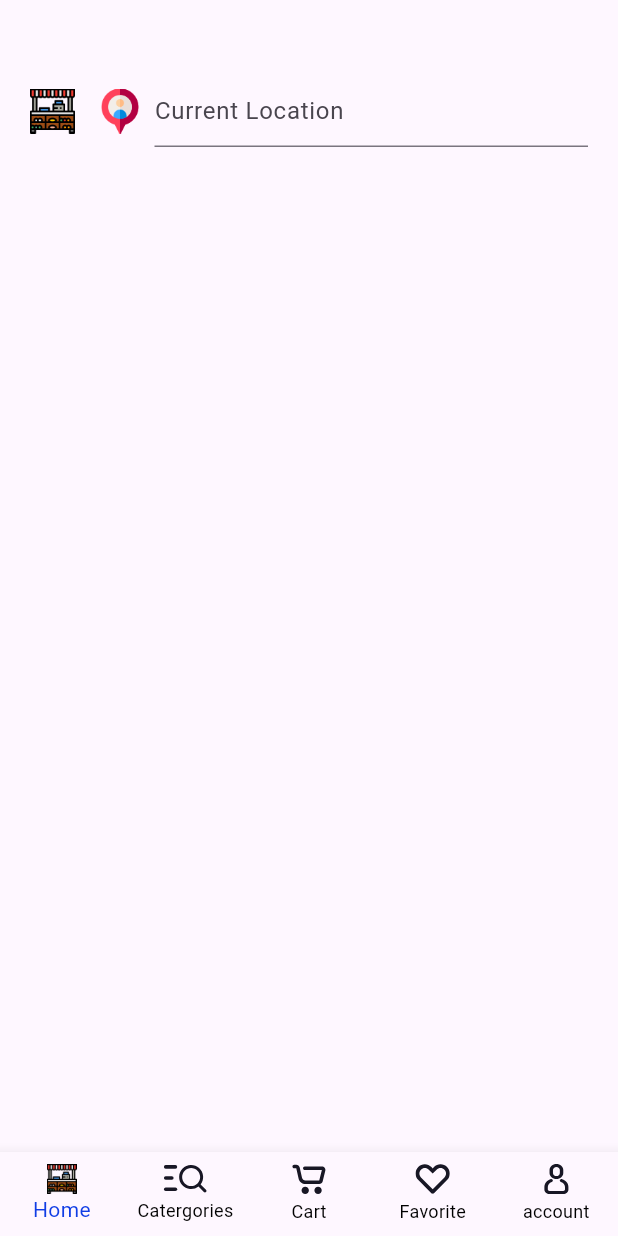
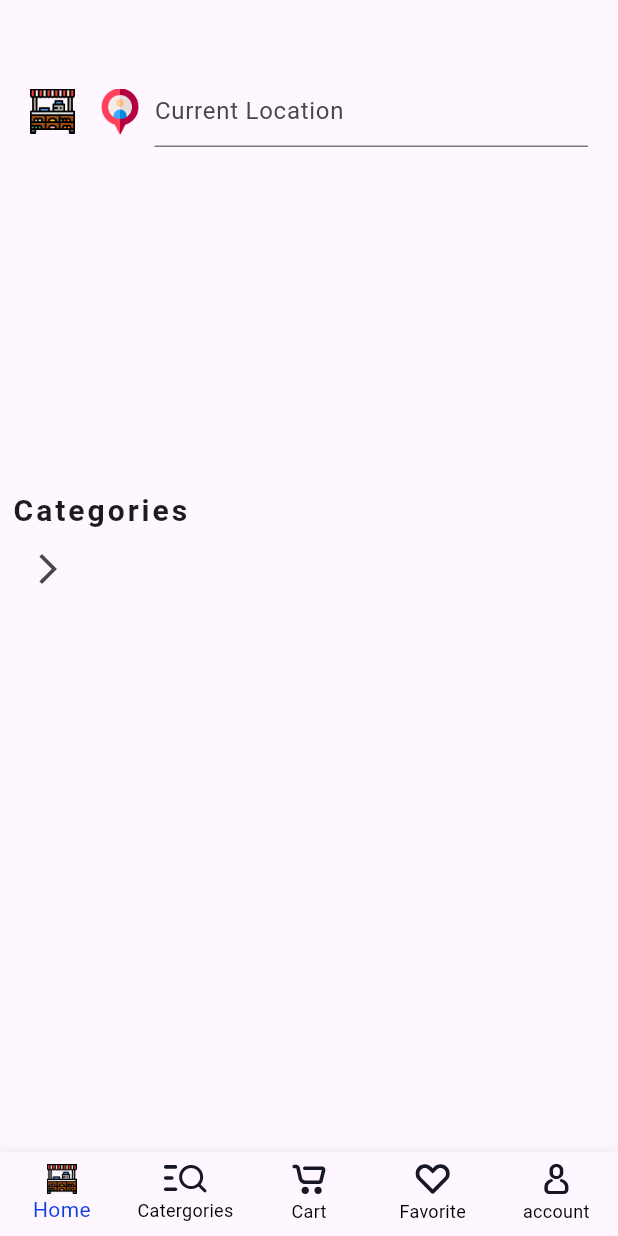
Before and after one commit to Parag18081994/shop_hub_store, a Flutter app: the MainScreen screen opened directly, on a phone screen of 412 x 824 dp. Run offline on Flutter 3.47's test engine with Material 3 defaults, Android fonts, the phone set to English and light mode, and no system bars; drawn by our look-alikes of carousel_slider; our stand-ins replace cloud_firestore, firebase_auth, firebase_core, firebase_storage, flutter_svg, geolocator and 3 more; accounts and stored records are empty.

Commit message:
Category screen

```diff
--- a/lib/views/screens/auth/login_screen.dart
+++ b/lib/views/screens/auth/login_screen.dart
@@ -35,6 +35,9 @@ class _LoginScreenState extends State<LoginScreen> {
             backgroundColor: Color.fromARGB(255, 12, 101, 173),
             colorText: Colors.white);
       } else {
+        setState(() {
+          _isLoading = false; // Stop the circular progress indicator
+        });
         Get.snackbar('Error occured', res.toString(),
             backgroundColor: Color.fromARGB(255, 12, 101, 173),
             colorText: Colors.white,
@@ -100,6 +103,7 @@ class _LoginScreenState extends State<LoginScreen> {
                 onChanged: (value) {
                   password = value;
                 },
+                obscureText: true,
                 validator: (value) {
                   if (value!.isEmpty) {
                     return "Please password must not be empty";
--- a/lib/views/screens/home_scren.dart
+++ b/lib/views/screens/home_scren.dart
@@ -1,5 +1,6 @@
 import 'package:flutter/material.dart';
 import 'package:shop_hub_store/views/screens/widget/banner_widget.dart';
+import 'package:shop_hub_store/views/screens/widget/category_text_widget.dart';
 import 'package:shop_hub_store/views/screens/widget/location_widget.dart';
 
 class HomeScreen extends StatefulWidget {
@@ -12,12 +13,17 @@ class HomeScreen extends StatefulWidget {
 class _HomeScreenState extends State<HomeScreen> {
   Widget build(BuildContext context) {
     return Column(
+      crossAxisAlignment: CrossAxisAlignment.start,
       children: [
         LocationWidget(),
         SizedBox(
           height: 10,
         ),
         BannerWidget(),
+        SizedBox(
+          height: 10,
+        ),
+        CategoryTextWidget(),
       ],
     );
   }
--- /dev/null
+++ b/lib/views/screens/widget/category_text_widget.dart
@@ -0,0 +1,72 @@
+import 'package:cloud_firestore/cloud_firestore.dart';
+import 'package:flutter/material.dart';
+
+class CategoryTextWidget extends StatefulWidget {
+  const CategoryTextWidget({Key? key});
+
+  @override
+  State<CategoryTextWidget> createState() => _CategoryTextWidgetState();
+}
+
+class _CategoryTextWidgetState extends State<CategoryTextWidget> {
+  Widget build(BuildContext context) {
+    final Stream<QuerySnapshot> _categoryStream =
+        FirebaseFirestore.instance.collection('categories').snapshots();
+    return Padding(
+      padding: const EdgeInsets.all(8.0),
+      child: Column(
+        crossAxisAlignment: CrossAxisAlignment.start,
+        children: [
+          Text(
+            'Categories',
+            style: TextStyle(
+                fontWeight: FontWeight.bold, letterSpacing: 2, fontSize: 20),
+          ),
+          StreamBuilder<QuerySnapshot>(
+            stream: _categoryStream,
+            builder:
+                (BuildContext context, AsyncSnapshot<QuerySnapshot> snapshot) {
+              if (snapshot.hasError) {
+                return Text('Something went wrong');
+              }
+
+              if (snapshot.connectionState == ConnectionState.waiting) {
+                return Text("Loading categories");
+              }
+
+              return SingleChildScrollView(
+                scrollDirection: Axis.horizontal,
+                child: Row(
+                  children: [
+                    for (var categoryData in snapshot.data!.docs)
+                      Padding(
+                        padding: const EdgeInsets.symmetric(horizontal: 8.0),
+                        child: ActionChip(
+                          onPressed: () {},
+                          backgroundColor: Color.fromARGB(255, 32, 108, 183),
+                          label: Text(
+                            categoryData['categoryName'].toUpperCase(),
+                            style: TextStyle(
+                              color: Colors.white,
+                              fontSize: 16,
+                              fontWeight: FontWeight.bold,
+                            ),
+                          ),
+                        ),
+                      ),
+                    IconButton(
+                      onPressed: () {},
+                      icon: Icon(
+                        Icons.arrow_forward_ios,
+                      ),
+                    ),
+                  ],
+                ),
+              );
+            },
+          )
+        ],
+      ),
+    );
+  }
+}
```
Also changed, not shown: lib/views/screens/category_screen.dart (+91 -2 lines), lib/views/screens/inner_Screens/category_products.dart (added, +109 -0 lines).
